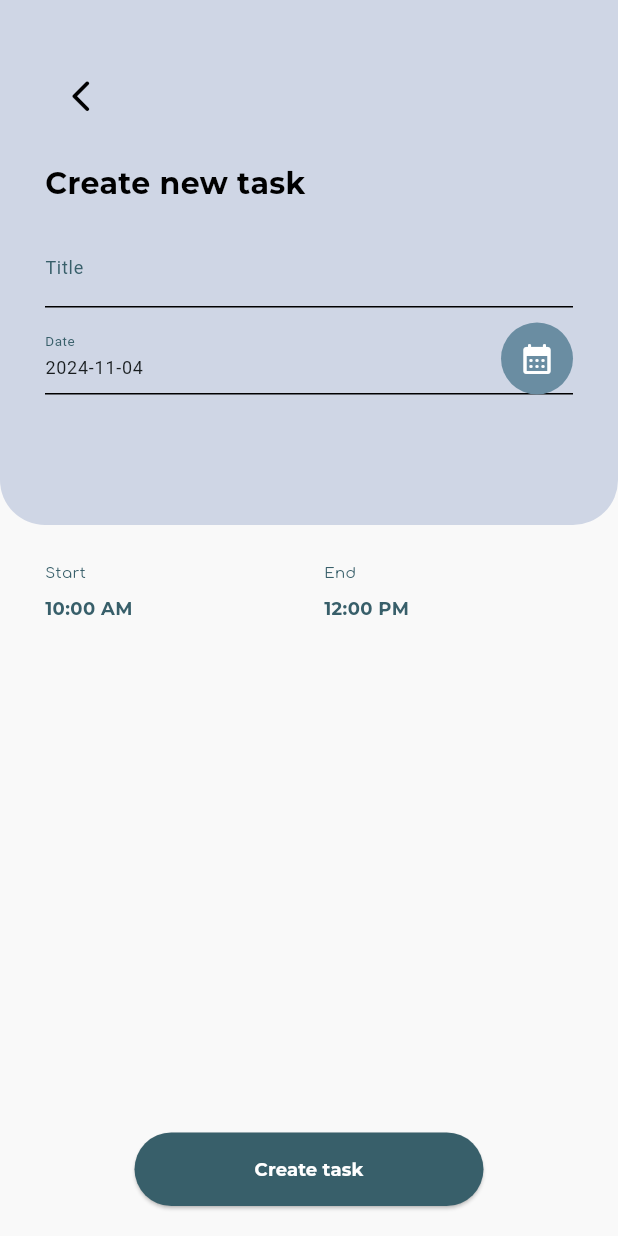
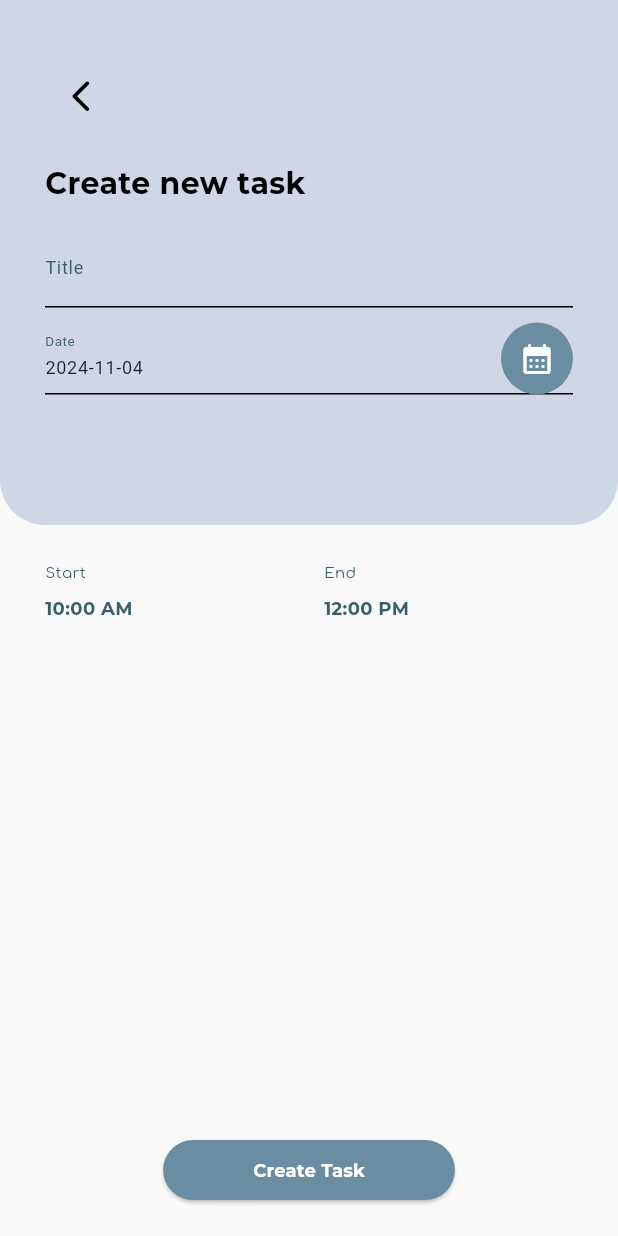
Before and after one commit to jjuulliiaas/tasker, a Flutter app: the AddTaskPage screen opened directly, on a phone screen of 412 x 824 dp. Run offline on Flutter 3.47's test engine with Material 3 defaults, Android fonts, the phone set to English and light mode, and no system bars; project files that could hold a hidden picture were left out.

Commit message:
- create new class for buttons main_buttons.dart; - refresh style of button 'Create Task'

```diff
--- a/lib/screens/add_task.dart
+++ b/lib/screens/add_task.dart
@@ -2,6 +2,7 @@ import 'package:flutter/material.dart';
 import 'package:tasker/theme/colors.dart';
 import 'package:tasker/theme/styled_text.dart';
 import 'package:tasker/widgets/top_container.dart';
+import 'package:tasker/widgets/main_buttons.dart';
 
 class AddTaskPage extends StatefulWidget {
   @override
@@ -139,7 +140,7 @@ class _AddTaskPageState extends State<AddTaskPage> {
                   ),
                 ]
               ),
-          ),
+            ),
             SizedBox(height: 20),
             Padding(
               padding: EdgeInsets.symmetric(vertical: 5.0, horizontal: 30.0),
@@ -189,25 +190,16 @@ class _AddTaskPageState extends State<AddTaskPage> {
             ),
             ),
             Spacer(),
-            // Create Task Button
             Center(
-              child: ElevatedButton(
-                onPressed: () {
-                  // Handle create task action
-                  // Можна додати збереження нового завдання
-                },
-                style: ElevatedButton.styleFrom(
-                  backgroundColor: ColorsList.kDarkGreen,
-                  padding: EdgeInsets.symmetric(horizontal: 80, vertical: 16),
-                  shape: RoundedRectangleBorder(
-                    borderRadius: BorderRadius.circular(30),
-                  ),
-                ),
-                child: StyledText.accentLabel(
-                  text: "Create task",
-                  color: Colors.white,
-                ),
-              ),
+              child: MainButton
+                (onPressed: () {
+                  // TO DO actions for creating task
+              },
+                  width: 60,
+                  height: 10,
+                  child: StyledText.accentLabel(text: 'Create Task', color: Colors.white),
+                  color: ColorsList.kLightGreen,
+                  padding: EdgeInsets.symmetric(vertical: 10.0, horizontal: 20.0))
             ),
             SizedBox(height: 20),
           ],
--- /dev/null
+++ b/lib/widgets/main_buttons.dart
@@ -0,0 +1,32 @@
+import 'package:flutter/material.dart';
+
+class MainButton extends StatelessWidget {
+  final double width;
+  final double height;
+  final Widget child;
+  final Color color;
+  final EdgeInsets padding;
+  final Function onPressed;
+
+  MainButton({
+    required this.width,
+    required this.height,
+    required this.child,
+    required this.color,
+    required this.onPressed,
+    required this.padding});
+
+  @override
+  Widget build(BuildContext context) {
+    return ElevatedButton(
+        onPressed: () {},
+        child: child,
+        style: ElevatedButton.styleFrom(
+        backgroundColor: color,
+        padding: EdgeInsets.symmetric(horizontal: width, vertical: height),
+        shape: RoundedRectangleBorder(
+        borderRadius: BorderRadius.circular(90),
+      )
+    ),);
+  }
+}
```
